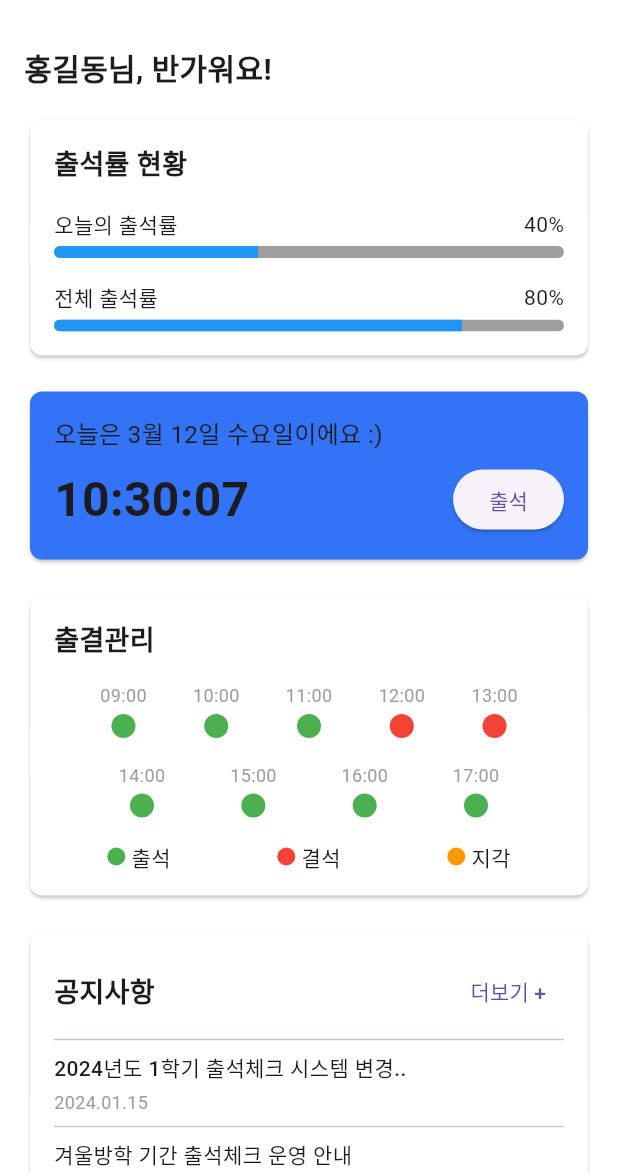
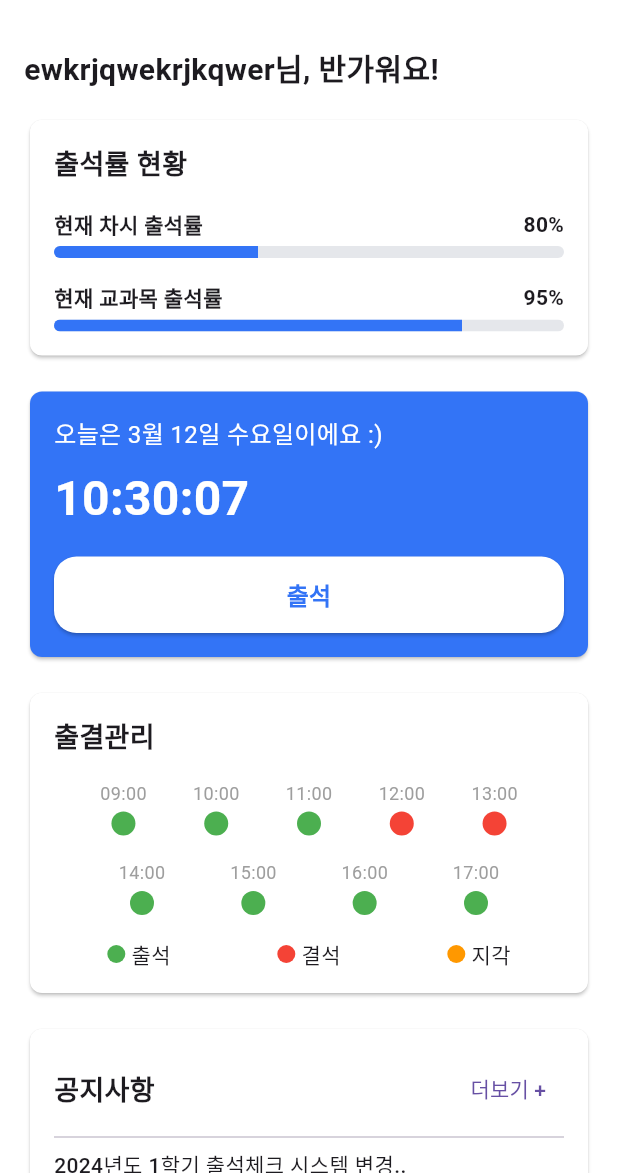
Before and after one commit to popcorn0125/CHECKIN_APP, a Flutter app: the screen it shows after launch, on a phone screen of 412 x 824 dp, the part 63-1236 px from its top. Run offline on Flutter 3.47's test engine with Material 3 defaults, Android fonts, the phone set to English and light mode, and no system bars.

Commit message:
0312 정윤 홈 출석버튼 수정

```diff
--- /dev/null
+++ b/devtools_options.yaml
@@ -0,0 +1,3 @@
+description: This file stores settings for Dart & Flutter DevTools.
+documentation: https://docs.flutter.dev/tools/devtools/extensions#configure-extension-enablement-states
+extensions:
--- a/lib/pages/home_page.dart
+++ b/lib/pages/home_page.dart
@@ -74,7 +74,7 @@ class _HomePageState extends State<HomePage> {
           children: [
             // (1) 인사말
             const Text(
-              '홍길동님, 반가워요!',
+              'ewkrjqwekrjkqwer님, 반가워요!',
               style: TextStyle(fontSize: 20, fontWeight: FontWeight.bold),
             ),
             const SizedBox(height: 16),
@@ -90,27 +90,42 @@ class _HomePageState extends State<HomePage> {
               child: Padding(
                 padding: const EdgeInsets.all(16),
                 child: Column(
-                  crossAxisAlignment: CrossAxisAlignment.start,
+                  crossAxisAlignment: CrossAxisAlignment.start, // ★ 왼쪽 정렬 적용
                   children: [
-                    // ★동적 날짜/요일 표시
+                    // 날짜/요일 표시 (왼쪽 정렬)
                     Text(
                       '오늘은 $_currentDate이에요 :)',
-                      style: const TextStyle(fontSize: 16),
+                      style: const TextStyle(fontSize: 16, color: Colors.white),
                     ),
                     const SizedBox(height: 8),
-                    Row(
-                      mainAxisAlignment: MainAxisAlignment.spaceBetween,
+
+                    // 시간을 포함한 Column (왼쪽 정렬)
+                    Column(
+                      crossAxisAlignment: CrossAxisAlignment.start, // ★ 텍스트 왼쪽 정렬
                       children: [
-                        // ★동적 시각 표시
                         Text(
                           _currentTime,
-                          style: const TextStyle(fontSize: 32, fontWeight: FontWeight.bold),
+                          style: const TextStyle(fontSize: 32, fontWeight: FontWeight.bold, color: Colors.white),
                         ),
-                        ElevatedButton(
-                          onPressed: () {
-                            // TODO: 출석 처리 로직
-                          },
-                          child: const Text('출석'),
+                        const SizedBox(height: 16), // 버튼과 시간 사이 간격 조절
+                        SizedBox(
+                          width: double.infinity, // 버튼을 카드 가로 폭에 맞게 확장
+                          child: ElevatedButton(
+                            onPressed: () {
+                              // TODO: 출석 처리 로직
+                            },
+                            style: ElevatedButton.styleFrom(
+                              backgroundColor: Colors.white, // 버튼 배경색
+                              shape: RoundedRectangleBorder(
+                                borderRadius: BorderRadius.circular(15), // ★ 모서리 둥글게
+                              ),
+                              padding: const EdgeInsets.symmetric(vertical: 14), // 버튼 높이 조정
+                            ),
+                            child: const Text(
+                              '출석',
+                              style: TextStyle(fontSize: 16, fontWeight: FontWeight.bold, color: Color(0xFF3374F6)),
+                            ),
+                          ),
                         ),
                       ],
                     ),
@@ -148,8 +163,8 @@ class _HomePageState extends State<HomePage> {
           Row(
             mainAxisAlignment: MainAxisAlignment.spaceBetween,
             children: const [
-              Text('오늘의 출석률'),
-              Text('40%'),
+              Text('현재 차시 출석률', style: TextStyle(fontSize: 14, fontWeight: FontWeight.w600)),
+              Text('80%', style: TextStyle(fontSize: 14, fontWeight: FontWeight.w600)),
             ],
           ),
           const SizedBox(height: 4),
@@ -158,8 +173,8 @@ class _HomePageState extends State<HomePage> {
             child: LinearProgressIndicator(
               value: 0.4,
               minHeight: 8,
-              backgroundColor: Colors.grey,
-              color: Colors.blue,
+              backgroundColor: Color(0xFFE5E7EB),
+              color: Color(0xFF3374F6),
             ),
           ),
           const SizedBox(height: 16),
@@ -167,8 +182,8 @@ class _HomePageState extends State<HomePage> {
           Row(
             mainAxisAlignment: MainAxisAlignment.spaceBetween,
             children: const [
-              Text('전체 출석률'),
-              Text('80%'),
+              Text('현재 교과목 출석률', style: TextStyle(fontSize: 14, fontWeight: FontWeight.w600)),
+              Text('95%', style: TextStyle(fontSize: 14, fontWeight: FontWeight.w600)),
             ],
           ),
           const SizedBox(height: 4),
@@ -177,8 +192,8 @@ class _HomePageState extends State<HomePage> {
             child: LinearProgressIndicator(
               value: 0.8,
               minHeight: 8,
-              backgroundColor: Colors.grey,
-              color: Colors.blue,
+              backgroundColor: Color(0xFFE5E7EB),
+              color: Color(0xFF3374F6),
             ),
           ),
         ],
```
Also changed, not shown: pubspec.lock, 125 other files.
